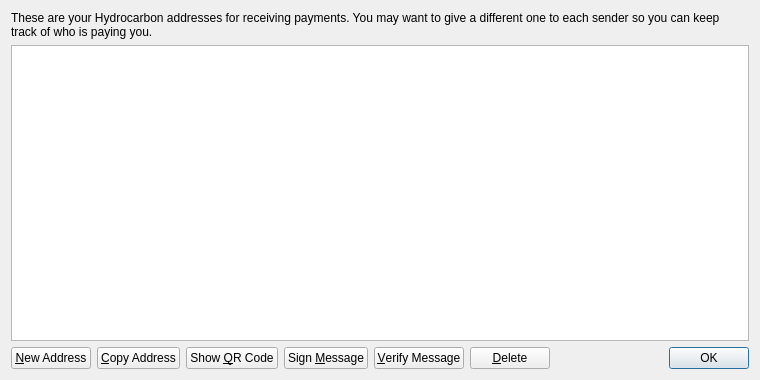
This is src/qt/forms/addressbookpage.ui in spayse/Bubble as Qt 5 draws it before an edit. The edited form follows.
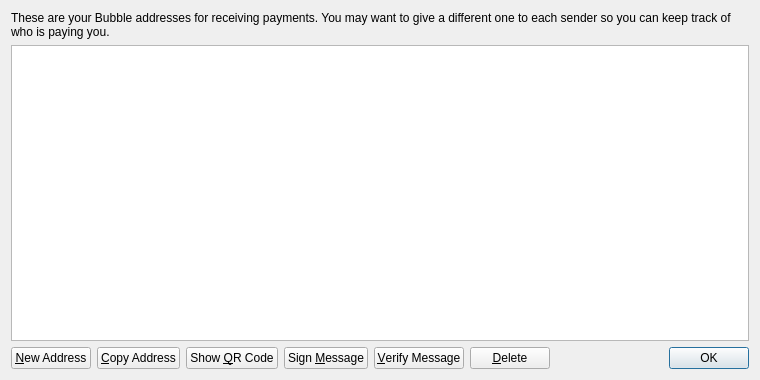
This is the edited form.

Diff of the .ui file:
```diff
--- a/src/qt/forms/addressbookpage.ui
+++ b/src/qt/forms/addressbookpage.ui
@@ -17,7 +17,7 @@
    <item>
     <widget class="QLabel" name="labelExplanation">
      <property name="text">
-      <string>These are your Hydrocarbon addresses for receiving payments. You may want to give a different one to each sender so you can keep track of who is paying you.</string>
+      <string>These are your Bubble addresses for receiving payments. You may want to give a different one to each sender so you can keep track of who is paying you.</string>
      </property>
      <property name="textFormat">
       <enum>Qt::PlainText</enum>
```
Left out of the diff: 4 changed lines with no effect on the pictures.
